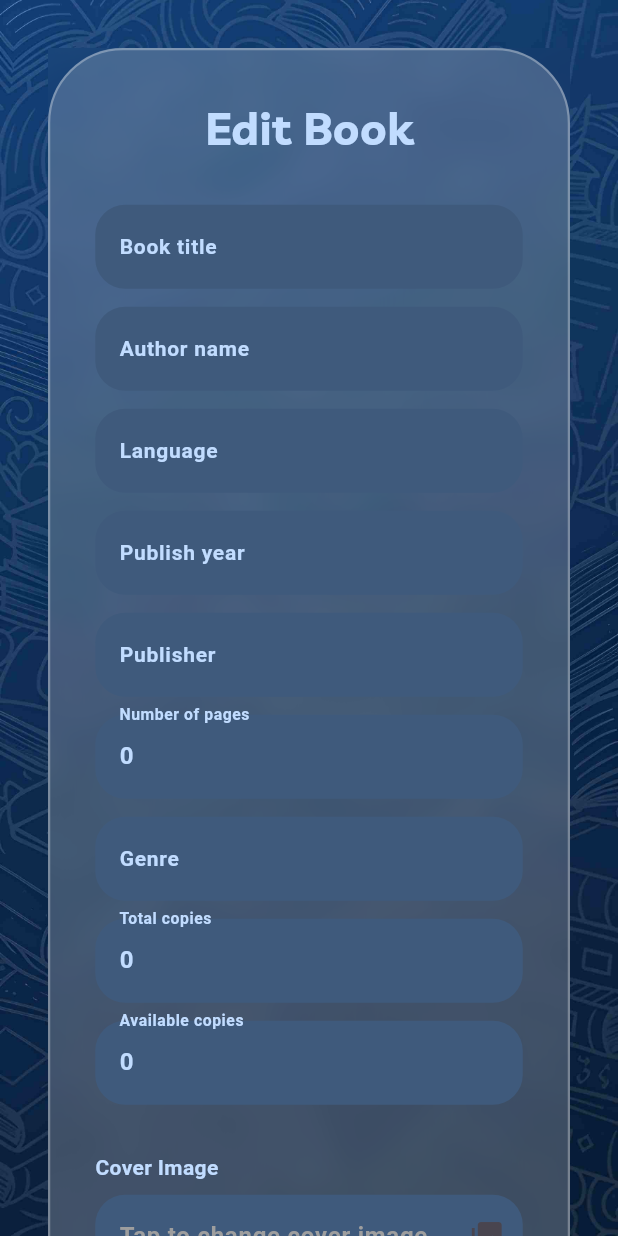
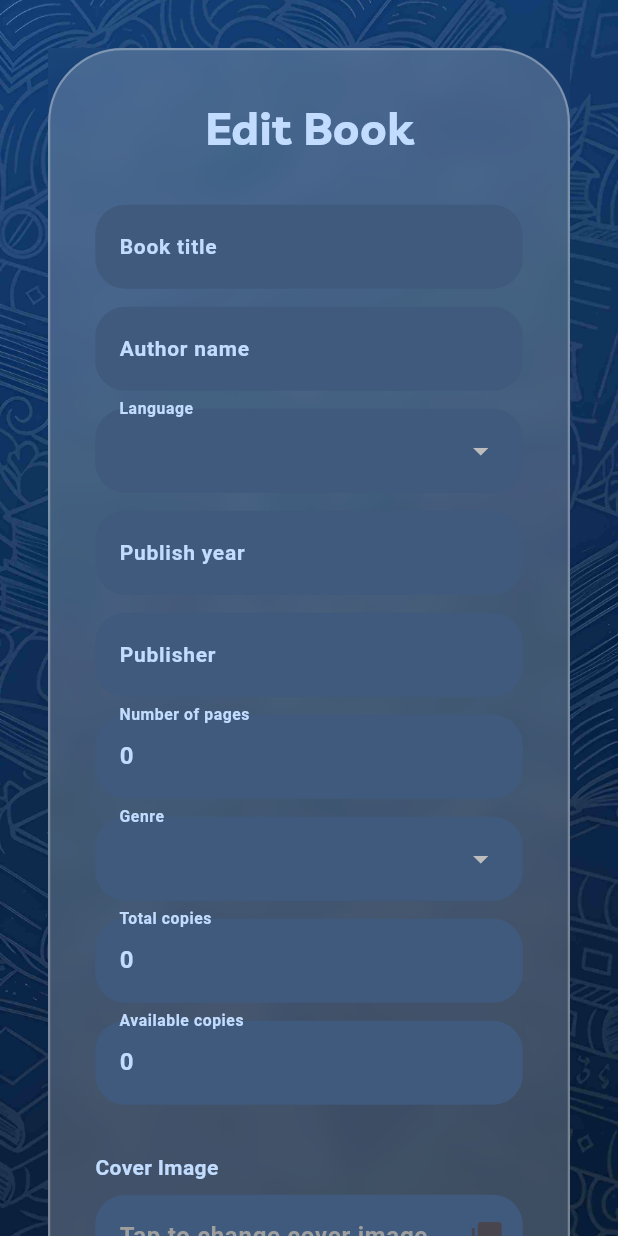
Before and after one commit to Bharath-OS/Libry, a Flutter app: the EditBookScreen screen opened directly with empty values, on a phone screen of 412 x 824 dp. Run offline on Flutter 3.47's test engine with Material 3 defaults, Android fonts, the phone set to English and light mode, and no system bars; our stand-ins replace flutter_svg, hive, hive_flutter, image_picker, page_transition, sqflite and 1 more; accounts and stored records are empty; project files that could hold a hidden picture were left out.

Commit message:
Update edit book screen with the language and genre dropdown

```diff
--- a/lib/screens/books_screens/add_book_screen.dart
+++ b/lib/screens/books_screens/add_book_screen.dart
@@ -263,6 +263,7 @@ class _AddBookScreenState extends State<AddBookScreen> {
               keyboardType: TextInputType.number,
               validator: (value) => Validator.numberValidator(value),
             ),
+            //genre dropdown
             Padding(
               padding: const EdgeInsets.only(bottom: 12),
               child: InputDecorator(
--- a/lib/screens/books_screens/edit_book_screen.dart
+++ b/lib/screens/books_screens/edit_book_screen.dart
@@ -5,6 +5,8 @@ import 'package:provider/provider.dart';
 import '../../constants/app_colors.dart';
 import '../../models/books_model.dart';
 import '../../provider/book_provider.dart';
+import '../../provider/genre_provider.dart';
+import '../../provider/language_provider.dart';
 import '../../utilities/validation.dart';
 import '../../widgets/forms.dart';
 import '../../widgets/layout_widgets.dart';
@@ -24,6 +26,8 @@ class _EditBookScreenState extends State<EditBookScreen> {
   late Books _book;
   File? _newImage;
   bool _isPickingImage = false;
+  String? _selectedGenre;
+  String? _selectedLanguage;
 
   @override
   void initState() {
@@ -35,11 +39,11 @@ class _EditBookScreenState extends State<EditBookScreen> {
     // Initialize form
     controllers[0].text = _book.title;
     controllers[1].text = _book.author;
-    controllers[2].text = _book.language;
+    _selectedLanguage = _book.language;
     controllers[3].text = _book.year;
     controllers[4].text = _book.publisher;
     controllers[5].text = _book.pages.toString();
-    controllers[6].text = _book.genre;
+    _selectedGenre = _book.genre;
     controllers[7].text = _book.totalCopies.toString();
     controllers[8].text = _book.copiesAvailable.toString();
 
@@ -80,9 +84,9 @@ class _EditBookScreenState extends State<EditBookScreen> {
       }
     } catch (e) {
       print('Error picking image: $e');
-      ScaffoldMessenger.of(context).showSnackBar(
-        SnackBar(content: Text('Failed to pick image')),
-      );
+      ScaffoldMessenger.of(
+        context,
+      ).showSnackBar(SnackBar(content: Text('Failed to pick image')));
     } finally {
       setState(() => _isPickingImage = false);
     }
@@ -111,11 +115,11 @@ class _EditBookScreenState extends State<EditBookScreen> {
         id: _book.id,
         title: controllers[0].text.trim(),
         author: controllers[1].text.trim(),
-        language: controllers[2].text.trim(),
+        language: _selectedLanguage!,
         year: controllers[3].text.trim(),
         publisher: controllers[4].text.trim(),
         pages: int.parse(controllers[5].text),
-        genre: controllers[6].text.trim(),
+        genre: _selectedGenre!,
         totalCopies: int.parse(controllers[7].text),
         copiesAvailable: int.parse(controllers[8].text),
         coverPicture: imagePath,
@@ -123,9 +127,9 @@ class _EditBookScreenState extends State<EditBookScreen> {
 
       context.read<BookProvider>().updateBook(updatedBook);
       Navigator.pop(context);
-      ScaffoldMessenger.of(context).showSnackBar(
-        SnackBar(content: Text('Book updated successfully')),
-      );
+      ScaffoldMessenger.of(
+        context,
+      ).showSnackBar(SnackBar(content: Text('Book updated successfully')));
     }
   }
 
@@ -144,20 +148,27 @@ class _EditBookScreenState extends State<EditBookScreen> {
       fontSize: 16,
       fontWeight: FontWeight.w600,
     );
+    List<String> genres = context.watch<GenreProvider>().getGenre;
+    List<String> languages = context.watch<LanguageProvider>().getLanguages;
 
     return LayoutWidgets.customScaffold(
       body: SafeArea(
         child: SingleChildScrollView(
           child: FormWidgets.formContainer(
             title: "Edit Book",
-            formWidget: _editBookForm(context, textStyle),
+            formWidget: _editBookForm(context, textStyle, genres, languages),
           ),
         ),
       ),
     );
   }
 
-  Widget _editBookForm(BuildContext context, TextStyle textStyle) {
+  Widget _editBookForm(
+    BuildContext context,
+    TextStyle textStyle,
+    List<String> genres,
+    List<String> languages,
+  ) {
     return SizedBox(
       width: double.infinity,
       child: Form(
@@ -174,10 +185,36 @@ class _EditBookScreenState extends State<EditBookScreen> {
               label: "Author name",
               validator: (value) => Validator.emptyValidator(value),
             ),
-            _buildTextField(
-              controller: controllers[2],
-              label: "Language",
-              validator: (value) => Validator.emptyValidator(value),
+            //Language dropdown
+            Padding(
+              padding: const EdgeInsets.only(bottom: 12),
+              child: InputDecorator(
+                decoration: InputDecoration(
+                  labelText: "Language",
+                  labelStyle: textStyle.copyWith(fontSize: 14),
+                  border: OutlineInputBorder(
+                    borderRadius: BorderRadius.circular(8),
+                  ),
+                ),
+                child: DropdownButtonHideUnderline(
+                  child: DropdownButton<String>(
+                    value: _selectedLanguage,
+                    isExpanded: true,
+                    style: textStyle,
+                    items: languages.map((String language) {
+                      return DropdownMenuItem<String>(
+                        value: language,
+                        child: Text(language),
+                      );
+                    }).toList(),
+                    onChanged: (String? newValue) {
+                      setState(() {
+                        _selectedLanguage = newValue;
+                      });
+                    },
+                  ),
+                ),
+              ),
             ),
             _buildTextField(
               controller: controllers[3],
@@ -195,10 +232,36 @@ class _EditBookScreenState extends State<EditBookScreen> {
               keyboardType: TextInputType.number,
               validator: (value) => Validator.numberValidator(value),
             ),
-            _buildTextField(
-              controller: controllers[6],
-              label: "Genre",
-              validator: (value) => Validator.emptyValidator(value),
+            //genre dropdown
+            Padding(
+              padding: const EdgeInsets.only(bottom: 12),
+              child: InputDecorator(
+                decoration: InputDecoration(
+                  labelText: "Genre",
+                  labelStyle: textStyle.copyWith(fontSize: 14),
+                  border: OutlineInputBorder(
+                    borderRadius: BorderRadius.circular(8),
+                  ),
+                ),
+                child: DropdownButtonHideUnderline(
+                  child: DropdownButton<String>(
+                    value: _selectedGenre,
+                    isExpanded: true,
+                    style: textStyle,
+                    items: genres.map((String genre) {
+                      return DropdownMenuItem<String>(
+                        value: genre,
+                        child: Text(genre),
+                      );
+                    }).toList(),
+                    onChanged: (String? newValue) {
+                      setState(() {
+                        _selectedGenre = newValue;
+                      });
+                    },
+                  ),
+                ),
+              ),
             ),
             _buildTextField(
               controller: controllers[7],
@@ -210,7 +273,8 @@ class _EditBookScreenState extends State<EditBookScreen> {
               controller: controllers[8],
               label: "Available copies",
               keyboardType: TextInputType.number,
-              validator: (value) => Validator.copiesValidator(value, controllers[7].text),
+              validator: (value) =>
+                  Validator.copiesValidator(value, controllers[7].text),
             ),
 
             const SizedBox(height: 20),
@@ -275,9 +339,7 @@ class _EditBookScreenState extends State<EditBookScreen> {
         decoration: InputDecoration(
           labelText: label,
           labelStyle: textStyle.copyWith(fontSize: 14),
-          border: OutlineInputBorder(
-            borderRadius: BorderRadius.circular(8),
-          ),
+          border: OutlineInputBorder(borderRadius: BorderRadius.circular(8)),
         ),
         validator: validator,
       ),
@@ -288,10 +350,7 @@ class _EditBookScreenState extends State<EditBookScreen> {
     return Column(
       crossAxisAlignment: CrossAxisAlignment.start,
       children: [
-        Text(
-          "Cover Image",
-          style: textStyle.copyWith(fontSize: 14),
-        ),
+        Text("Cover Image", style: textStyle.copyWith(fontSize: 14)),
         const SizedBox(height: 8),
 
         // Image Picker Field
@@ -302,15 +361,15 @@ class _EditBookScreenState extends State<EditBookScreen> {
           decoration: InputDecoration(
             hintText: "Tap to change cover image",
             hintStyle: textStyle.copyWith(color: Colors.grey),
-            border: OutlineInputBorder(
-              borderRadius: BorderRadius.circular(8),
-            ),
+            border: OutlineInputBorder(borderRadius: BorderRadius.circular(8)),
             suffixIcon: _isPickingImage
                 ? Padding(
                     padding: const EdgeInsets.all(12),
                     child: CircularProgressIndicator(
                       strokeWidth: 2,
-                valueColor: AlwaysStoppedAnimation<Color>(MyColors.primaryButtonColor),
+                      valueColor: AlwaysStoppedAnimation<Color>(
+                        MyColors.primaryButtonColor,
+                      ),
                     ),
                   )
                 : Row(
```
Lines whose indentation alone changed are shown as unchanged.
